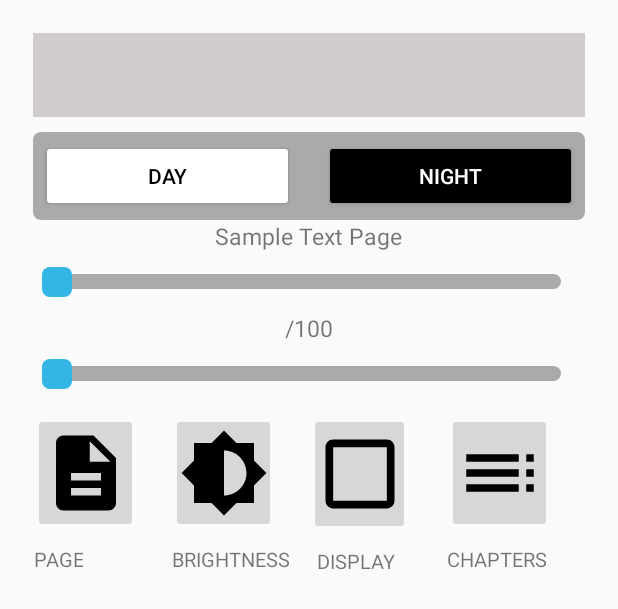
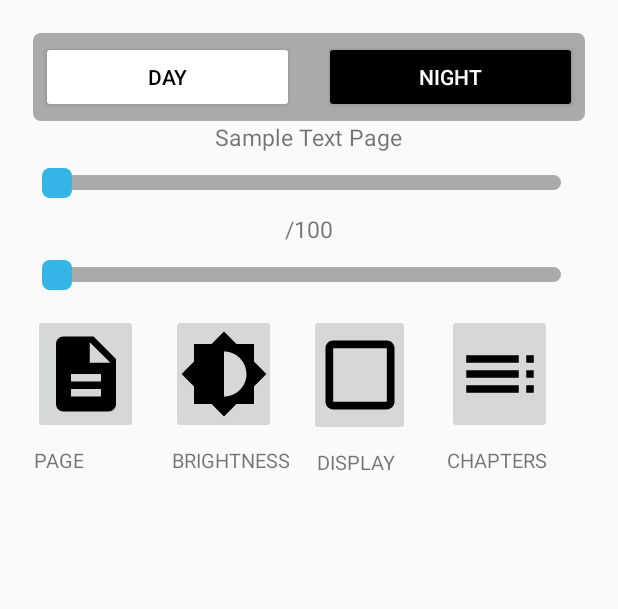
Before and after one commit to jahanmish/test-book-reader-app, an Android app: the layout bottom_sheet.xml on its own in the app's theme, with its tools: preview values and no code run, on a phone screen of 412 x 824 dp. Shown: the top 609 px of the screen. Run offline under Robolectric (Android 15) with nearby library versions, the phone set to English and light mode, and no system bars.

Commit message:
added hidden toolbar method changed bookdatum to book

```diff
--- a/app/src/main/AndroidManifest.xml
+++ b/app/src/main/AndroidManifest.xml
@@ -19,6 +19,7 @@
         <activity android:name=".ui.bookDetails.ShowBookActivity"></activity>
         <activity
             android:name=".ui.bookDetails.BookDetailsActivity"
+            android:parentActivityName=".MainActivity"
             android:label="@string/title_activity_book_details"
             android:theme="@style/AppTheme.NoActionBar" />
         <activity
--- a/app/src/main/java/com/israt/jahan/testbookreaderapp/MainActivity.java
+++ b/app/src/main/java/com/israt/jahan/testbookreaderapp/MainActivity.java
@@ -23,7 +23,7 @@ import androidx.recyclerview.widget.RecyclerView;
 
 import com.google.gson.Gson;
 import com.israt.jahan.testbookreaderapp.model.BookData;
-import com.israt.jahan.testbookreaderapp.model.BookDatum;
+import com.israt.jahan.testbookreaderapp.model.Book;
 import com.israt.jahan.testbookreaderapp.ui.adapter.RecyclerViewClickListener;
 import com.israt.jahan.testbookreaderapp.ui.bookDetails.BookDetailsActivity;
 import com.wshunli.assets.CopyAssets;
@@ -42,6 +42,7 @@ public class MainActivity extends AppCompatActivity implements RecyclerViewClick
     protected void onCreate(Bundle savedInstanceState) {
         super.onCreate(savedInstanceState);
         setContentView(R.layout.activity_main);
+
 
         Toolbar toolbar = findViewById(R.id.toolbar);
         setSupportActionBar(toolbar);
@@ -147,7 +148,7 @@ public class MainActivity extends AppCompatActivity implements RecyclerViewClick
     }
 
     @Override
-    public void onClick(BookDatum bookItem) {
+    public void onClick(Book bookItem) {
 
         Intent intent = new Intent(this, BookDetailsActivity.class).putExtra("Data",bookItem);
         startActivity(intent);
--- /dev/null
+++ b/app/src/main/java/com/israt/jahan/testbookreaderapp/MyBookDao.java
@@ -0,0 +1,4 @@
+package com.israt.jahan.testbookreaderapp;
+
+public interface MyBookDao {
+}
--- a/app/src/main/java/com/israt/jahan/testbookreaderapp/SectionListDataAdapter.java
+++ b/app/src/main/java/com/israt/jahan/testbookreaderapp/SectionListDataAdapter.java
@@ -11,18 +11,18 @@ import android.widget.Toast;
 import androidx.cardview.widget.CardView;
 import androidx.recyclerview.widget.RecyclerView;
 
-import com.israt.jahan.testbookreaderapp.model.BookDatum;
+import com.israt.jahan.testbookreaderapp.model.Book;
 import com.israt.jahan.testbookreaderapp.ui.adapter.RecyclerViewClickListener;
 
 import java.util.ArrayList;
 
 public class SectionListDataAdapter extends RecyclerView.Adapter<SectionListDataAdapter.SingleItemRowHolder> {
 
-    private ArrayList<BookDatum> itemsList;
+    private ArrayList<Book> itemsList;
     private Context mContext;
     private RecyclerViewClickListener recyclerViewClickListener;
 
-    public SectionListDataAdapter(Context context, ArrayList<BookDatum> itemsList, RecyclerViewClickListener recyclerViewClickListener) {
+    public SectionListDataAdapter(Context context, ArrayList<Book> itemsList, RecyclerViewClickListener recyclerViewClickListener) {
         this.mContext = context;
         this.itemsList = itemsList;
         this.recyclerViewClickListener = recyclerViewClickListener;
--- a/app/src/main/java/com/israt/jahan/testbookreaderapp/model/BookDatum.java
+++ b/app/src/main/java/com/israt/jahan/testbookreaderapp/model/Book.java
@@ -1,5 +1,7 @@
 
 package com.israt.jahan.testbookreaderapp.model;
+
+import androidx.room.Entity;
 
 import com.google.gson.annotations.SerializedName;
 
@@ -7,8 +9,8 @@ import java.io.Serializable;
 import java.util.List;
 
 
-@SuppressWarnings("unused")
-public class BookDatum implements Serializable {
+@Entity (tableName = "book")
+public class Book implements Serializable {
 
     @SerializedName("book_author")
     private String mBookAuthor;
--- a/app/src/main/java/com/israt/jahan/testbookreaderapp/model/CategoryDatum.java
+++ b/app/src/main/java/com/israt/jahan/testbookreaderapp/model/CategoryDatum.java
@@ -10,17 +10,17 @@ import java.util.List;
 public class CategoryDatum {
 
     @SerializedName("book_data")
-    private List<BookDatum> mBookData;
+    private List<Book> mBookData;
     @SerializedName("category_id")
     private String mCategoryId;
     @SerializedName("category_name")
     private String mCategoryName;
 
-    public List<BookDatum> getBookData() {
+    public List<Book> getBookData() {
         return mBookData;
     }
 
-    public void setBookData(List<BookDatum> bookData) {
+    public void setBookData(List<Book> bookData) {
         mBookData = bookData;
     }
 
--- a/app/src/main/java/com/israt/jahan/testbookreaderapp/ui/adapter/RecyclerViewClickListener.java
+++ b/app/src/main/java/com/israt/jahan/testbookreaderapp/ui/adapter/RecyclerViewClickListener.java
@@ -1,8 +1,8 @@
 package com.israt.jahan.testbookreaderapp.ui.adapter;
 
-import com.israt.jahan.testbookreaderapp.model.BookDatum;
+import com.israt.jahan.testbookreaderapp.model.Book;
 
 public interface RecyclerViewClickListener {
 
-    void onClick(BookDatum bookItem);
+    void onClick(Book bookItem);
 }
--- a/app/src/main/res/layout/bottom_sheet.xml
+++ b/app/src/main/res/layout/bottom_sheet.xml
@@ -8,19 +8,7 @@
     app:layout_behavior="@string/appbar_scrolling_view_behavior"
     android:padding="22dp">
 
-    <LinearLayout
-        android:layout_width="match_parent"
-        android:layout_height="wrap_content">
 
-        <androidx.appcompat.widget.Toolbar
-            android:id="@+id/bottomSheetToolBar"
-            android:layout_width="match_parent"
-            android:layout_height="wrap_content"
-            android:background="#D1CCCC"
-            android:layout_marginBottom="10dp"/>
-
-
-    </LinearLayout>
 
 
     <LinearLayout
--- a/app/src/main/res/layout/content_main_pdf.xml
+++ b/app/src/main/res/layout/content_main_pdf.xml
@@ -13,4 +13,5 @@
     </com.github.barteksc.pdfviewer.PDFView>
 
 
+
 </androidx.coordinatorlayout.widget.CoordinatorLayout>
```
Also changed, not shown: app/src/main/java/com/israt/jahan/testbookreaderapp/ui/bookDetails/BookDetailsActivity.java (+10 -8 lines), app/src/main/java/com/israt/jahan/testbookreaderapp/ui/bookDetails/ShowBookActivity.java (+40 -12 lines), app/src/main/res/layout/activity_show_book.xml (+9 -0 lines).
